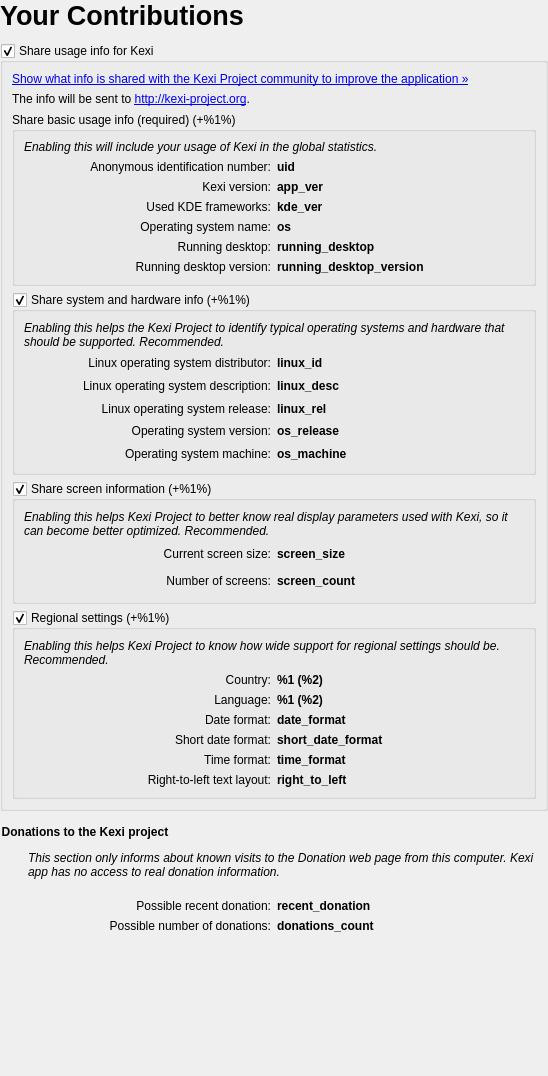
Above: src/main/status/contribution_details.ui from KDE/kexi before the change. Below: the same form after it.
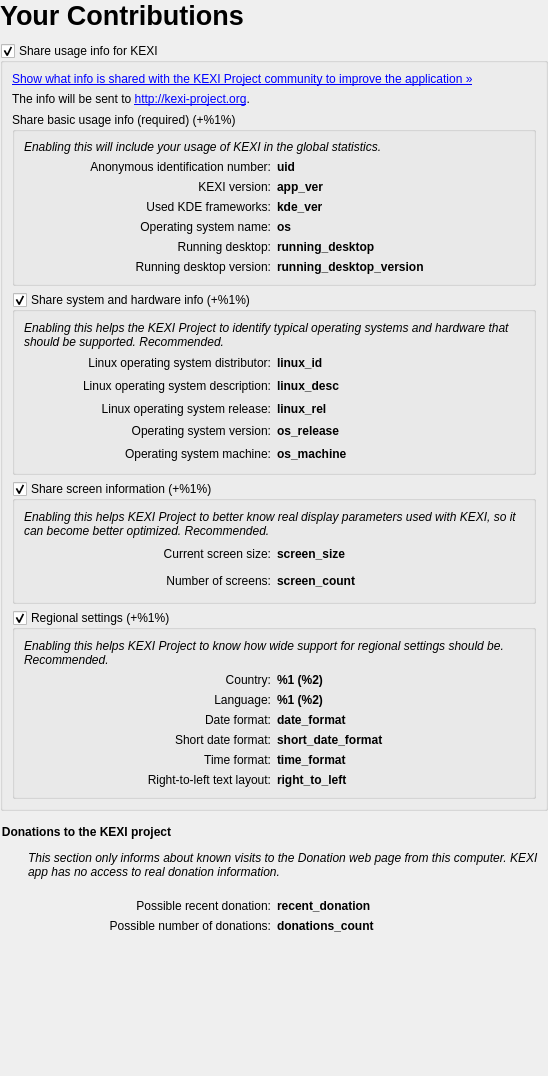
That is the form after the change.

Commit message:
Kexi -> KEXI globally, KEXI_APP_NAME -> QApplication::applicationDisplayName()
Summary:
{F5727117}

FIXED-IN:3.2.0

Reviewers: piggz

Reviewed By: piggz

Tags: #kexi

What changed in the file:
```diff
--- a/src/main/status/contribution_details.ui
+++ b/src/main/status/contribution_details.ui
@@ -37,7 +37,7 @@
    <item>
     <widget class="QGroupBox" name="group_share">
      <property name="title">
-      <string>Share usage info for Kexi</string>
+      <string>Share usage info for KEXI</string>
      </property>
      <property name="flat">
       <bool>true</bool>
@@ -58,7 +58,7 @@
          <enum>Qt::StrongFocus</enum>
         </property>
         <property name="text">
-         <string>&lt;a href=&quot;show_info&quot;&gt;Show what info is shared with the Kexi Project community to improve the application &amp;raquo;&lt;/a&gt;</string>
+         <string>&lt;a href=&quot;show_info&quot;&gt;Show what info is shared with the KEXI Project community to improve the application &amp;raquo;&lt;/a&gt;</string>
         </property>
         <property name="wordWrap">
          <bool>true</bool>
@@ -128,7 +128,7 @@
          <item row="2" column="0">
           <widget class="QLabel" name="label">
            <property name="text">
-            <string>Kexi version:</string>
+            <string>KEXI version:</string>
            </property>
            <property name="alignment">
             <set>Qt::AlignRight|Qt::AlignTrailing|Qt::AlignVCenter</set>
@@ -295,7 +295,7 @@
             </font>
            </property>
            <property name="text">
-            <string>Enabling this will include your usage of Kexi in the global statistics.</string>
+            <string>Enabling this will include your usage of KEXI in the global statistics.</string>
            </property>
            <property name="wordWrap">
             <bool>true</bool>
@@ -340,7 +340,7 @@
             </font>
            </property>
            <property name="text">
-            <string>Enabling this helps the Kexi Project to identify typical operating systems and hardware that should be supported. Recommended.</string>
+            <string>Enabling this helps the KEXI Project to identify typical operating systems and hardware that should be supported. Recommended.</string>
            </property>
            <property name="wordWrap">
             <bool>true</bool>
@@ -575,7 +575,7 @@
             </font>
            </property>
            <property name="text">
-            <string>Enabling this helps Kexi Project to better know real display parameters used with Kexi, so it can become better optimized. Recommended.</string>
+            <string>Enabling this helps KEXI Project to better know real display parameters used with KEXI, so it can become better optimized. Recommended.</string>
            </property>
            <property name="wordWrap">
             <bool>true</bool>
@@ -693,7 +693,7 @@
             </font>
            </property>
            <property name="text">
-            <string>Enabling this helps Kexi Project to know how wide support for regional settings should be. Recommended.</string>
+            <string>Enabling this helps KEXI Project to know how wide support for regional settings should be. Recommended.</string>
            </property>
            <property name="wordWrap">
             <bool>true</bool>
@@ -946,7 +946,7 @@
       <string notr="true">QGroupBox { border:none; }</string>
      </property>
      <property name="title">
-      <string>Donations to the Kexi project</string>
+      <string>Donations to the KEXI project</string>
      </property>
      <property name="flat">
       <bool>true</bool>
@@ -1058,7 +1058,7 @@
          <enum>Qt::StrongFocus</enum>
         </property>
         <property name="text">
-         <string>This section only informs about known visits to the Donation web page from this computer. Kexi app has no access to real donation information.</string>
+         <string>This section only informs about known visits to the Donation web page from this computer. KEXI app has no access to real donation information.</string>
         </property>
         <property name="wordWrap">
          <bool>true</bool>
```
The commit also changes 59 other files.
